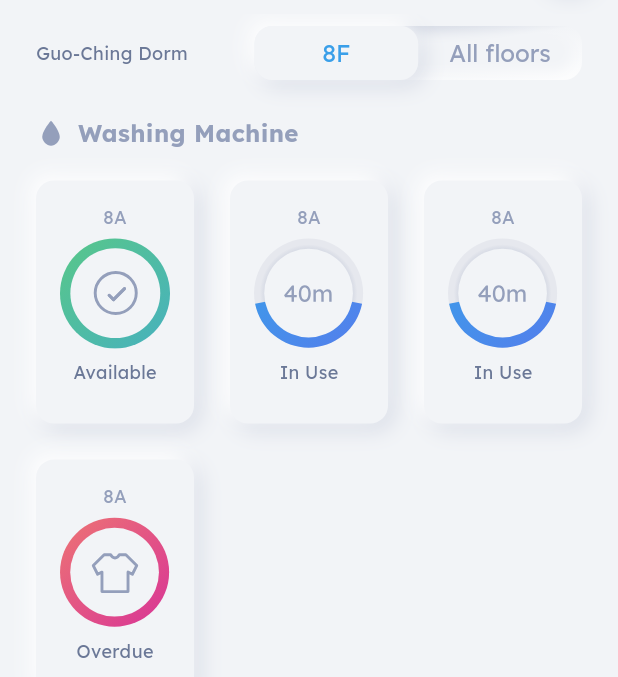
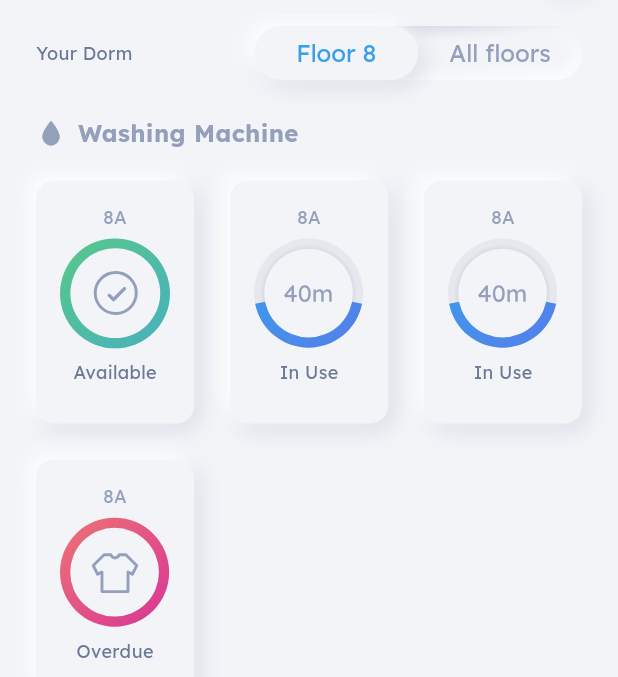
Before and after one commit to FooJiaYin/laundry-savior, a Flutter app: the screen it shows after launch, scrolled down 164 dp, on a phone screen of 412 x 824 dp, the part 82-759 px from its top. Run offline on Flutter 3.47's test engine with Material 2 defaults, Android fonts, the phone set to English and light mode, and no system bars; our stand-ins replace dio, flutter_svg, shared_preferences.

Commit message:
feat: Save dorm, floor selection

```diff
--- a/lib/views/components/select_floor_dialog.dart
+++ b/lib/views/components/select_floor_dialog.dart
@@ -1,5 +1,6 @@
 import 'package:flutter/material.dart';
 
+import '../../models/global_state.dart';
 import '../../theme/theme.dart';
 import 'option_item.dart';
 import 'select_dialog.dart';
@@ -45,6 +46,7 @@ class FloorItem extends StatelessWidget {
       verticalMargin: 4,
       onTap: () => {
         // TODO: Set dorm & floor in shared preference
+        GlobalState.of(context, listen: false).update(floor: id),
         Navigator.pop(context),
         Navigator.pop(context)
       },
--- a/lib/views/screens/home.dart
+++ b/lib/views/screens/home.dart
@@ -3,6 +3,7 @@ import 'package:flutter_svg/svg.dart';
 
 import '../../generated/l10n.dart';
 import '../../models/dormitory.dart';
+import '../../models/global_state.dart';
 import '../../models/machine.dart';
 import '../../services/fake_data.dart';
 import '../../theme/theme.dart';
@@ -11,7 +12,6 @@ import '../../utils/string.dart';
 import '../components/instruction_card.dart';
 import '../components/machine_status_card.dart';
 import '../components/neumorphic_toggle.dart';
-import '../components/select_dorm_dialog.dart';
 import '../widgets/button.dart';
 import '../widgets/scaffold_page.dart';
 import 'settings.dart';
@@ -46,6 +46,7 @@ class _HomePageState extends State<HomePage> {
 
   @override
   Widget build(BuildContext context) {
+    GlobalState state = GlobalState.of(context);
     return ScaffoldPage(
       appBar: AppBar(
         title: Padding(
@@ -58,7 +59,7 @@ class _HomePageState extends State<HomePage> {
           // TODO: Differenct instructions
           InstructionCard(),
           const SizedBox(height: 40),
-          _floorSelector(),
+          _floorSelector(state.dormitory, state.floor),
           const SizedBox(height: 24),
           // TODO: Update when switched floor
           ..._machineSection(
@@ -92,20 +93,21 @@ class _HomePageState extends State<HomePage> {
         ],
       );
 
-  Widget _floorSelector() => Row(
+  Widget _floorSelector(Dormitory? dorm, int? floor) => Row(
         children: [
           Expanded(
             flex: 2,
-            child: Text("Guo-Ching Dorm", style: ThemeFont.title(fontSize: 12)),
+            child: Text("${dorm?.name ?? 'Your'} Dorm", style: ThemeFont.title(fontSize: 12)),
           ),
           Expanded(
             flex: 3,
             child: NeumorphicToggle(
               // selectedIndex: _selectedIndex,
+              radius: 100,
               height: 36,
-              optionWidgets: const [
-                Text("8F", textAlign: TextAlign.center),
-                Text("All floors", textAlign: TextAlign.center),
+              optionWidgets: [
+                Text("Floor ${floor ?? 8}", textAlign: TextAlign.center),
+                const Text("All floors", textAlign: TextAlign.center),
               ],
               onChanged: (value) => setState(() {
                 _selectedIndex = value;
--- a/lib/views/screens/settings.dart
+++ b/lib/views/screens/settings.dart
@@ -1,8 +1,10 @@
 import 'package:flutter/material.dart';
 
 import '../../generated/l10n.dart';
+import '../../models/global_state.dart';
 import '../../theme/theme.dart';
 import '../components/app_bar.dart';
+import '../components/select_dorm_dialog.dart';
 import '../components/setting_item.dart';
 import '../widgets/button.dart';
 import '../widgets/scaffold_page.dart';
@@ -17,6 +19,7 @@ class SettingPage extends StatefulWidget {
 class _SettingPageState extends State<SettingPage> {
   @override
   Widget build(BuildContext context) {
+    var state = GlobalState.of(context);
     return ScaffoldPage(
       appBar: AppBar(
         title: CenterAppBar(title: S.of(context).settings),
@@ -26,14 +29,23 @@ class _SettingPageState extends State<SettingPage> {
         crossAxisAlignment: CrossAxisAlignment.start,
         children: [
           Text("General", style: ThemeFont.header()),
-          const SettingItem(iconName: "home_outlined", title: "My Dormitory", value: "Guo-Ching, 8f"),
+          SettingItem(
+            iconName: "home_outlined",
+            title: "My Dormitory",
+            value: "${state.dormitory?.name ?? 'Unset'}, ${state.floor}F",
+            onTap: () => showDialog(context: context, builder: (context) => SelectDormDialog()),
+          ),
+          // TODO: Change Default Payment Method
           const SettingItem(iconName: "money", title: "Default Payment Method", value: "Not Set"),
+          // TODO: Change Language
           const SettingItem(iconName: "ball", title: "Language", value: "System"),
           const SizedBox(height: 24),
+          // TODO: Change reminder setting
           Text("Reminder", style: ThemeFont.header()),
           const SettingItem(iconName: "drop_outlined", title: "Machine Available", value: "notification\n30m before"),
           const SettingItem(iconName: "wind", title: "Laundry done", value: "notification\n30m before"),
           const SizedBox(height: 24),
+          // TODO: FAQ & Feedback
           Text("Other", style: ThemeFont.header()),
           const SettingItem(iconName: "question", title: "FAQ"),
           const SettingItem(iconName: "mail", title: "Feedback"),
```
Also changed, not shown: lib/views/components/select_dorm_dialog.dart (+8 -1 lines).
